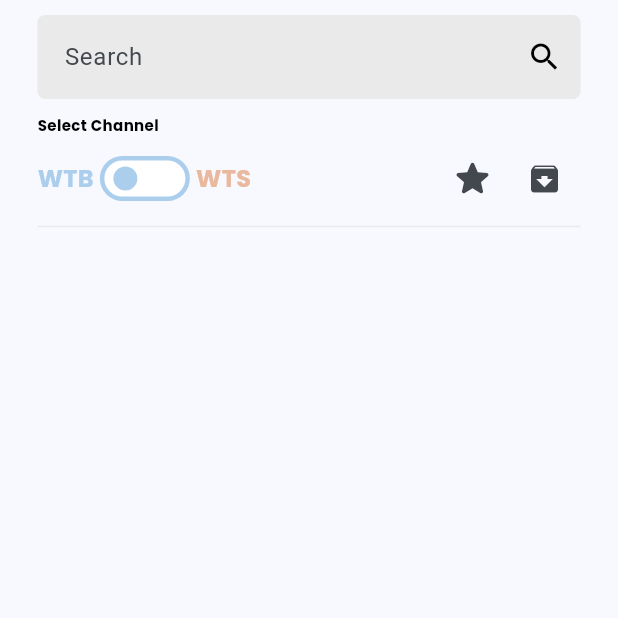
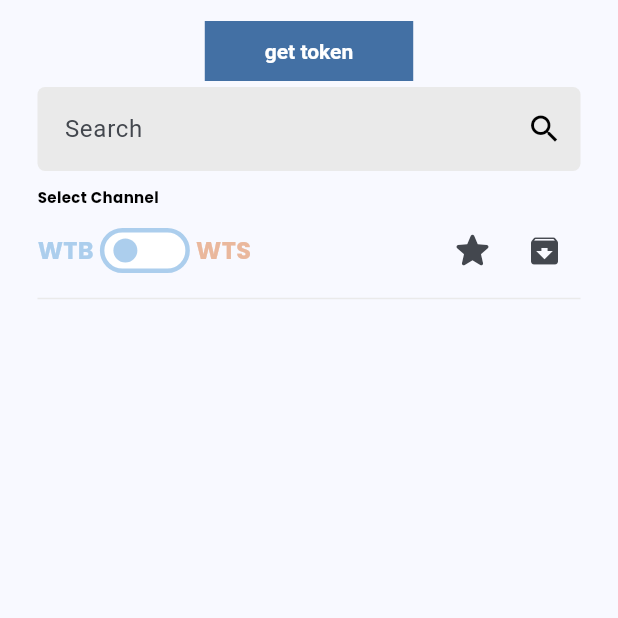
Before and after one commit to aakashstha/aikon, a Flutter app: the OfferForYou screen opened directly, on a phone screen of 412 x 824 dp, the top half of it. Run offline on Flutter 3.47's test engine with Material 3 defaults, Android fonts, the phone set to English and light mode, and no system bars; drawn by our look-alikes of flutter_switch; our stand-ins replace cloud_firestore, country_picker, dropdown_textfield, firebase_auth, firebase_core, firebase_storage and 6 more; missing offline and left inert: adaptive_action_sheet, country_flags; accounts and stored records are empty.

Commit message:
almost done pagination left

```diff
--- a/lib/controller/auth_controller.dart
+++ b/lib/controller/auth_controller.dart
@@ -20,7 +20,7 @@ class AuthController extends GetxController {
   TextEditingController userNameController = TextEditingController();
   var profilePic = XFile("").obs;
   String urlProfilePic = "";
-  List<ChannelModel> channelList = [];
+  List<ChannelModel> allChannelList = [];
   List<Map<String, dynamic>> subChannels = [];
 
   // for storing user info from server
--- a/lib/controller/offer_controller.dart
+++ b/lib/controller/offer_controller.dart
@@ -1,4 +1,5 @@
 import 'package:aikon/model/offer_model.dart';
+import 'package:cloud_firestore/cloud_firestore.dart';
 import 'package:flutter/material.dart';
 import 'package:get/get.dart';
 
@@ -7,6 +8,12 @@ class OfferController extends GetxController {
   var loadingOtherOffers = false.obs;
   var loadingFavouriteOffers = false.obs;
   var loadingArchiveOffers = false.obs;
+
+  // pagination Get All My Offers
+  DocumentSnapshot? lastDocument;
+  late QuerySnapshot offerQuerySnapshot;
+  bool isMoreData = true;
+  // pagination
 
   // Used for Filters
   var selectedChannels = [].obs;
--- a/lib/firebase/auth_service.dart
+++ b/lib/firebase/auth_service.dart
@@ -74,7 +74,7 @@ class FirebaseAuthService {
     }
   }
 
-  // Add User
+  // Add User at authentication
   static Future<void> createUser() async {
     _authController.loadingUserInfo.value = true;
 
@@ -105,7 +105,7 @@ class FirebaseAuthService {
     }
   }
 
-  // Update User
+  // Update User at authentication
   static Future<void> updateUser(String verified) async {
     late Map<String, dynamic> userData;
     if (verified == "user_info") {
@@ -134,7 +134,7 @@ class FirebaseAuthService {
     }
   }
 
-  // Generate Username
+  // Generate Username at authentication
   static Future<void> generateUsername() async {
     const chars = 'ABCDEFGHIJKLMNOPQRSTUVWXYZ';
     final random = Random();
@@ -188,8 +188,9 @@ class FirebaseAuthService {
     }
   }
 
+  // Get All Channels List to Display
   static Future<void> getAllChannels() async {
-    _authController.channelList.clear();
+    _authController.allChannelList.clear();
 
     try {
       var channelSnapshot = await db.collection(channelCollection).get();
@@ -198,7 +199,7 @@ class FirebaseAuthService {
         Map<String, dynamic> data = doc.data();
         data["id"] = int.parse(doc.id);
 
-        _authController.channelList.add(ChannelModel.fromJson(data));
+        _authController.allChannelList.add(ChannelModel.fromJson(data));
       }
 
       print("Getting All Channel List Done");
--- a/lib/firebase/offer_service.dart
+++ b/lib/firebase/offer_service.dart
@@ -8,6 +8,8 @@ import 'package:get/get.dart';
 final _offerController = Get.find<OfferController>();
 final _authController = Get.find<AuthController>();
 
+// to convert data into particular data type
+// data["imagesList"] = List<String>.from(data["imagesList"]);
 class FirebaseOfferService {
   static final FirebaseFirestore db = FirebaseFirestore.instance;
   static String offerCollection = "offers";
@@ -49,12 +51,14 @@ class FirebaseOfferService {
 
   // Get all Offers Details
   static Future<void> getAllMyOffers() async {
-    _offerController.loadingMyOffers.value = true;
     _offerController.myOffersListings.clear();
 
     try {
-      var offerSnapshot = await db.collection(offerCollection).get();
-      _offerController.loadingMyOffers.value = false;
+      var offerSnapshot = await db
+          .collection(offerCollection)
+          .where("userId", isEqualTo: FirebaseAuth.instance.currentUser!.uid)
+          .orderBy("createdAt")
+          .get();
 
       for (var doc in offerSnapshot.docs) {
         Map<String, dynamic> data = doc.data();
@@ -68,7 +72,6 @@ class FirebaseOfferService {
 
       print("All My Offers Getting Done");
     } catch (e) {
-      _offerController.loadingMyOffers.value = false;
       print("Failed to Get All My Offers:  $e");
     }
   }
@@ -87,6 +90,7 @@ class FirebaseOfferService {
             .collection(offerCollection)
             .where("isSell",
                 isEqualTo: _offerController.toggleStateIsSell.value)
+            .orderBy("createdAt")
             .get();
       } else if (_offerController.selectedChannels.isEmpty) {
         // Filter by isSell and archive list  when channel is not selected
@@ -94,6 +98,7 @@ class FirebaseOfferService {
             .collection(offerCollection)
             .where("isSell",
                 isEqualTo: _offerController.toggleStateIsSell.value)
+            .orderBy("createdAt")
             .where("id", whereNotIn: _authController.archiveIdList)
             .get();
       } else {
@@ -105,6 +110,7 @@ class FirebaseOfferService {
                 isEqualTo: _offerController.toggleStateIsSell.value)
             .where("channelsId",
                 arrayContainsAny: _offerController.selectedChannelsIdFilter)
+            .orderBy("createdAt")
             .get();
       }
 
--- a/lib/screens/authentication/select_channel.dart
+++ b/lib/screens/authentication/select_channel.dart
@@ -50,8 +50,8 @@ class _SelectChannelState extends State<SelectChannel> {
             ),
             const SizedBox(height: 10),
 
-            ...List.generate(_authController.channelList.length, (index) {
-              var channel = _authController.channelList[index];
+            ...List.generate(_authController.allChannelList.length, (index) {
+              var channel = _authController.allChannelList[index];
               return Padding(
                 padding: const EdgeInsets.only(bottom: 10),
                 child: addChannel(channel.id, channel.title, channel.subtitle),
@@ -92,7 +92,7 @@ class _SelectChannelState extends State<SelectChannel> {
                     _authController.loading.value = false;
 
                     Get.offAll(() => TabBarNavigation());
-                    _authController.channelList.clear();
+                    _authController.allChannelList.clear();
                     _authController.subChannels.clear();
                   },
                   child: _authController.loading.value
--- a/lib/screens/home/channel.dart
+++ b/lib/screens/home/channel.dart
@@ -56,9 +56,9 @@ class _ChannelState extends State<Channel> {
                         ),
                         const SizedBox(height: 10),
                         ...List.generate(
-                          _authController.channelList.length,
+                          _authController.allChannelList.length,
                           (index) {
-                            var channel = _authController.channelList[index];
+                            var channel = _authController.allChannelList[index];
                             bool toggleState = _authController.subChannels
                                 .any((map) => map["id"] == channel.id);
 
--- a/lib/screens/home/offer_for_you.dart
+++ b/lib/screens/home/offer_for_you.dart
@@ -62,35 +62,35 @@ class _OfferForYouState extends State<OfferForYou> {
                         children: [
                           // Testing Purposes buttons
 
-                          // TextButton(
-                          //   onPressed: () async {
-                          //     print(_offerController.selectedChannelsIdFilter);
-                          //     // FirebaseOfferService.getAllOtherOffers();
-                          //     // var a1 = await StorageGetX.readFirebaseToken();
-                          //     // print(a1);
-                          //     // // new token every time
-                          //     // final user = FirebaseAuth.instance.currentUser;
-                          //     // var a = await user!.getIdToken();
-                          //     // var b = user.refreshToken;
-                          //     // print(a);
-                          //     // print(b);
-                          //     // print("object");
-                          //   },
-                          //   style: TextButton.styleFrom(
-                          //     foregroundColor: Colors.white,
-                          //     backgroundColor: AppColors.blueYonder,
-                          //     shape: RoundedRectangleBorder(
-                          //       borderRadius: BorderRadius.circular(0),
-                          //     ),
-                          //     textStyle: const TextStyle(
-                          //       fontWeight: FontWeight.w700,
-                          //     ),
-                          //   ),
-                          //   child: const Padding(
-                          //     padding: EdgeInsets.symmetric(horizontal: 28),
-                          //     child: Text("get token"),
-                          //   ),
-                          // ),
+                          TextButton(
+                            onPressed: () async {
+                              print(_offerController.selectedChannelsIdFilter);
+                              // FirebaseOfferService.getAllOtherOffers();
+                              // var a1 = await StorageGetX.readFirebaseToken();
+                              // print(a1);
+                              // // new token every time
+                              // final user = FirebaseAuth.instance.currentUser;
+                              // var a = await user!.getIdToken();
+                              // var b = user.refreshToken;
+                              // print(a);
+                              // print(b);
+                              // print("object");
+                            },
+                            style: TextButton.styleFrom(
+                              foregroundColor: Colors.white,
+                              backgroundColor: AppColors.blueYonder,
+                              shape: RoundedRectangleBorder(
+                                borderRadius: BorderRadius.circular(0),
+                              ),
+                              textStyle: const TextStyle(
+                                fontWeight: FontWeight.w700,
+                              ),
+                            ),
+                            child: const Padding(
+                              padding: EdgeInsets.symmetric(horizontal: 28),
+                              child: Text("get token"),
+                            ),
+                          ),
 
                           TextFormField(
                             decoration: InputDecoration(
@@ -229,6 +229,7 @@ class _OfferForYouState extends State<OfferForYou> {
                         return addOffers(offer, isFavourite);
                       },
                     ),
+                    const SizedBox(height: 20)
                   ],
                 ),
               ),
--- a/lib/screens/others/add_offer.dart
+++ b/lib/screens/others/add_offer.dart
@@ -40,9 +40,9 @@ class _AddOfferState extends State<AddOffer> {
 
   void initialize() {
     if (dropDownList.isEmpty) {
-      for (var i = 0; i < _authController.channelList.length; i++) {
-        var channelId = _authController.channelList[i].id;
-        var channelName = _authController.channelList[i].title;
+      for (var i = 0; i < _authController.allChannelList.length; i++) {
+        var channelId = _authController.allChannelList[i].id;
+        var channelName = _authController.allChannelList[i].title;
 
         dropDownList
             .add(DropDownValueModel(name: channelName, value: channelId));
--- a/lib/screens/others/update_offer.dart
+++ b/lib/screens/others/update_offer.dart
@@ -72,9 +72,9 @@ class _UpdateOfferState extends State<UpdateOffer> {
 
   void initialize() {
     if (dropDownList.isEmpty) {
-      for (var i = 0; i < _authController.channelList.length; i++) {
-        var channelId = _authController.channelList[i].id;
-        var channelName = _authController.channelList[i].title;
+      for (var i = 0; i < _authController.allChannelList.length; i++) {
+        var channelId = _authController.allChannelList[i].id;
+        var channelName = _authController.allChannelList[i].title;
 
         dropDownList
             .add(DropDownValueModel(name: channelName, value: channelId));
```
Also changed, not shown: lib/screens/others/offer_my_listings.dart (+11 -2 lines).
